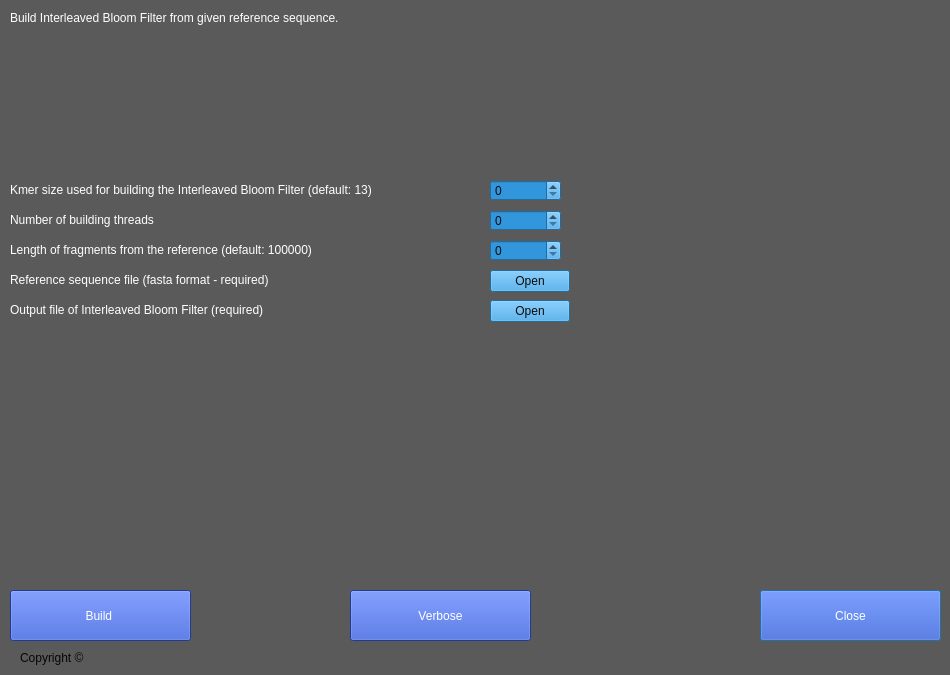
Before: the Qt Designer form src/main/ui/ibf_mainwindow.ui in JensUweUlrich/ReadBouncer, drawn with Qt 5.
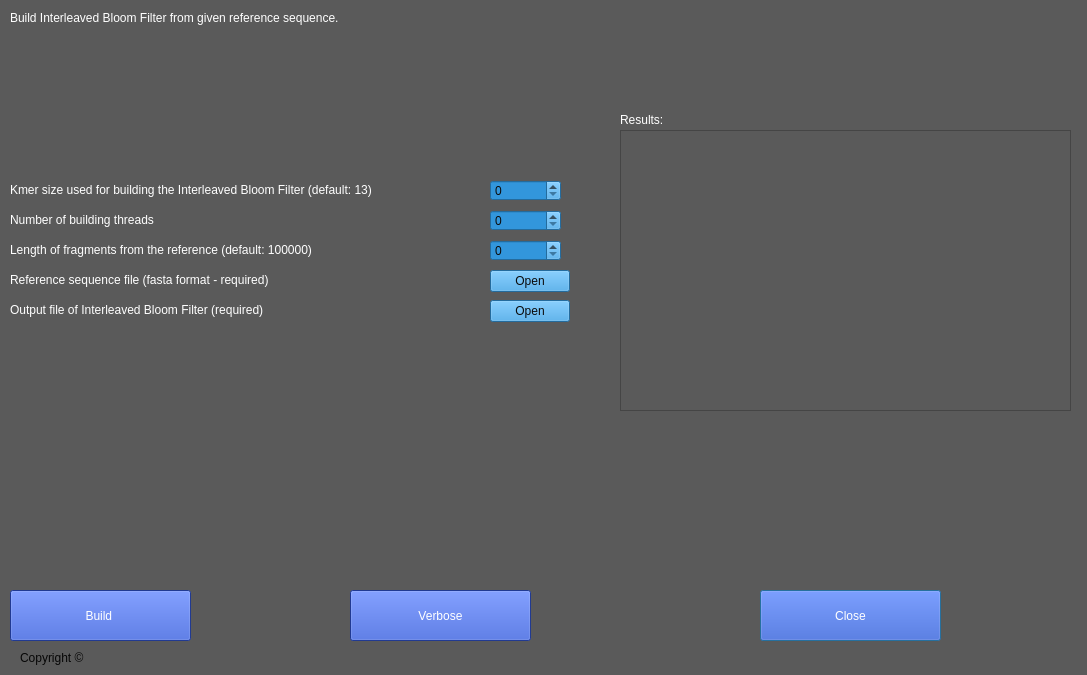
After: the same form once the commit is applied.

Commit message: ibf output stream

Patch:
```diff
--- a/src/main/ui/ibf_mainwindow.ui
+++ b/src/main/ui/ibf_mainwindow.ui
@@ -6,7 +6,7 @@
    <rect>
     <x>0</x>
     <y>0</y>
-    <width>950</width>
+    <width>1087</width>
     <height>675</height>
    </rect>
   </property>
@@ -272,6 +272,37 @@
     <string>Verbose</string>
    </property>
   </widget>
+  <widget class="QTextEdit" name="text1">
+   <property name="geometry">
+    <rect>
+     <x>620</x>
+     <y>130</y>
+     <width>451</width>
+     <height>281</height>
+    </rect>
+   </property>
+   <property name="styleSheet">
+    <string notr="true">color: rgb(255, 255, 255);
+font: 75 10pt &quot;MS Shell Dlg 2&quot;;</string>
+   </property>
+  </widget>
+  <widget class="QLabel" name="label_6">
+   <property name="geometry">
+    <rect>
+     <x>620</x>
+     <y>110</y>
+     <width>51</width>
+     <height>20</height>
+    </rect>
+   </property>
+   <property name="styleSheet">
+    <string notr="true">color: rgb(255, 255, 255);
+font: 75 10pt &quot;MS Shell Dlg 2&quot;;</string>
+   </property>
+   <property name="text">
+    <string>Results:</string>
+   </property>
+  </widget>
   <action name="actionAbout">
    <property name="text">
     <string>About</string>
```
The commit also changes 2 other files.
